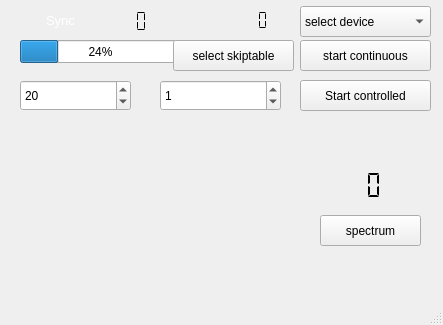
This is forms/dabscanner.ui in JvanKatwijk/dab-scanner as Qt 5 draws it before an edit. The edited form follows.
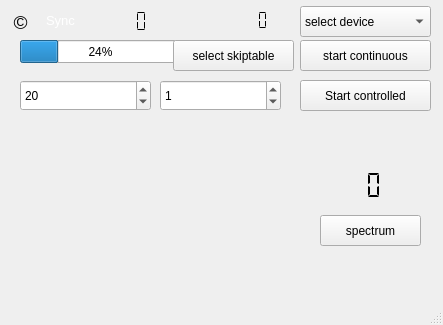
This is the edited form.

```diff
--- a/forms/dabscanner.ui
+++ b/forms/dabscanner.ui
@@ -112,22 +112,6 @@
      <string/>
     </property>
    </widget>
-   <widget class="QLabel" name="copyrightLabel">
-    <property name="geometry">
-     <rect>
-      <x>0</x>
-      <y>0</y>
-      <width>31</width>
-      <height>21</height>
-     </rect>
-    </property>
-    <property name="toolTip">
-     <string>&lt;html&gt;&lt;head/&gt;&lt;body&gt;&lt;p&gt;Copyright J van Katwijk, Lazy Chair Computing.&lt;/p&gt;&lt;p&gt;&lt;br/&gt;&lt;/p&gt;&lt;p&gt;&lt;br/&gt;&lt;/p&gt;&lt;/body&gt;&lt;/html&gt;</string>
-    </property>
-    <property name="text">
-     <string/>
-    </property>
-   </widget>
    <widget class="QLCDNumber" name="snrDisplay">
     <property name="geometry">
      <rect>
@@ -155,7 +139,7 @@
      <rect>
       <x>20</x>
       <y>80</y>
-      <width>111</width>
+      <width>131</width>
       <height>31</height>
      </rect>
     </property>
@@ -402,6 +386,30 @@
      <string/>
     </property>
    </widget>
+   <widget class="QLabel" name="copyrightLabel">
+    <property name="geometry">
+     <rect>
+      <x>0</x>
+      <y>10</y>
+      <width>41</width>
+      <height>24</height>
+     </rect>
+    </property>
+    <property name="font">
+     <font>
+      <pointsize>14</pointsize>
+     </font>
+    </property>
+    <property name="toolTip">
+     <string>&lt;html&gt;&lt;head/&gt;&lt;body&gt;&lt;p&gt;DabScanner copyright:&lt;/p&gt;&lt;p&gt;J van Katwijk, Lazy Chair Computing. J.vanKatwijk@gmail.com&lt;/p&gt;&lt;p&gt;Copyright of the Qt toolkit used: the Qt Company&lt;/p&gt;&lt;p&gt;Copyright of the libraries used for SDRplay, rtl-sdr based sticks, AIRspy, limeSDR and Hackrf, portaudio, libsndfile and libsamplerate and libfftw3 to their developers&lt;/p&gt;&lt;p&gt;DabScanner  (an SDR-J program) is free software. It is distributed in the hope that it will be useful, but WITHOUT ANY WARRANTY; without even the implied warranty of MERCHANTABILITY or FITNESS FOR A PARTICULAR PURPOSE. See the GNU General Public License for more details.&lt;/p&gt;&lt;p&gt;&lt;br/&gt;&lt;/p&gt;&lt;p&gt;&lt;br/&gt;&lt;/p&gt;&lt;/body&gt;&lt;/html&gt;</string>
+    </property>
+    <property name="text">
+     <string>©</string>
+    </property>
+    <property name="alignment">
+     <set>Qt::AlignCenter</set>
+    </property>
+   </widget>
   </widget>
   <widget class="QStatusBar" name="statusbar"/>
  </widget>
```
